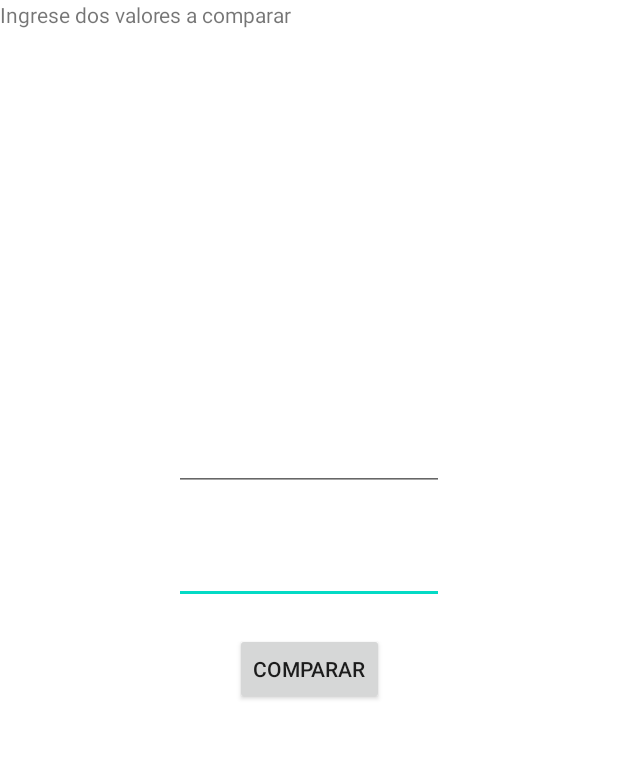
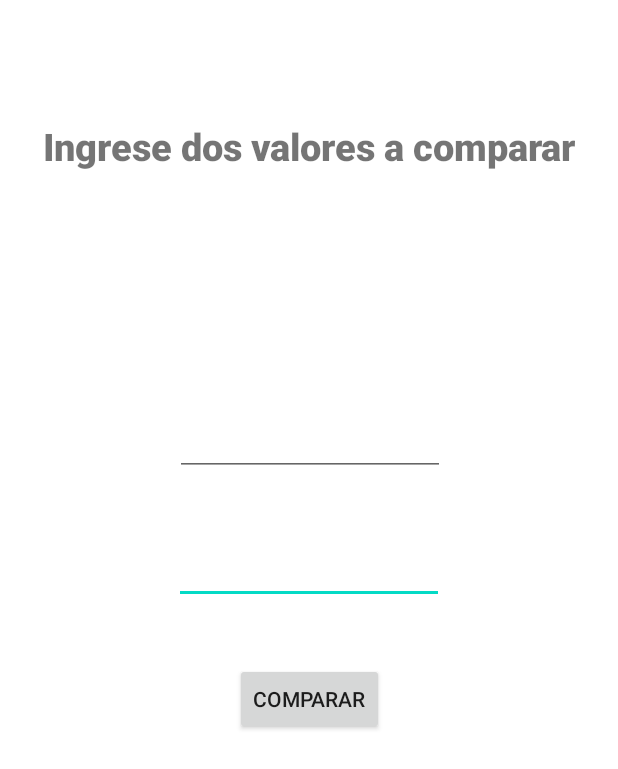
Before and after one commit to FMBanegas/proyectoArgProg, an Android app: the layout activity_main.xml on its own in the app's theme, with its tools: preview values and no code run, on a phone screen of 412 x 824 dp. Shown: the top 769 px of the screen. Run offline under Robolectric (Android 15) with nearby library versions, the phone set to English and light mode, and no system bars.

Commit message:
segundo commit

```diff
--- a/app/src/main/AndroidManifest.xml
+++ b/app/src/main/AndroidManifest.xml
@@ -12,7 +12,7 @@
         android:theme="@style/Theme.ProyectoFinalArgProg"
         tools:targetApi="31">
         <activity
-            android:name=".MainActivity"
+            android:name=".view.MainActivity"
             android:exported="true">
             <intent-filter>
                 <action android:name="android.intent.action.MAIN" />
--- a/app/src/main/java/com/proyectofinalargprog/model/Modelo.kt
+++ b/app/src/main/java/com/proyectofinalargprog/model/Modelo.kt
@@ -1,4 +1,4 @@
 package com.proyectofinalargprog.model
 
-class Modelo {
+data class Compare (var text1:String, var text2:String, resul:Boolean){
 }
--- a/app/src/main/res/layout/activity_main.xml
+++ b/app/src/main/res/layout/activity_main.xml
@@ -4,19 +4,21 @@
     xmlns:tools="http://schemas.android.com/tools"
     android:layout_width="match_parent"
     android:layout_height="match_parent"
-    tools:context=".MainActivity">
+    tools:context=".view.MainActivity">
+
 
     <TextView
-        android:layout_width="0dp"
-        android:layout_height="0dp"
-        app:layout_constraintBottom_toBottomOf="parent"
+        android:layout_width="wrap_content"
+        android:layout_height="wrap_content"
+        android:text="Ingrese dos valores a comparar"
+        android:textSize="25dp"
+        android:layout_marginTop="80dp"
+        android:fontFamily="sans-serif-black"
+
+
         app:layout_constraintEnd_toEndOf="parent"
         app:layout_constraintStart_toStartOf="parent"
-        app:layout_constraintTop_toTopOf="parent"
-
-
-        android:text="Ingrese dos valores a comparar"/>
-
+        app:layout_constraintTop_toTopOf="parent" />
 
     <androidx.appcompat.widget.AppCompatEditText
         android:id="@+id/texto2"
@@ -29,19 +31,18 @@
         app:layout_constraintStart_toStartOf="parent"
 
 
+        />
 
-
-        />
 
     <androidx.appcompat.widget.AppCompatEditText
         android:id="@+id/texto1"
         android:layout_width="180dp"
         android:layout_height="wrap_content"
-        android:layout_marginBottom="30dp"
+        android:layout_marginBottom="40dp"
         app:layout_constraintBottom_toTopOf="@+id/texto2"
         app:layout_constraintEnd_toEndOf="parent"
+        app:layout_constraintHorizontal_bias="0.502"
         app:layout_constraintStart_toStartOf="parent" />
-
 
     <androidx.appcompat.widget.AppCompatButton
         android:id="@+id/boton"
@@ -51,7 +52,9 @@
         app:layout_constraintEnd_toEndOf="parent"
 
         app:layout_constraintStart_toStartOf="parent"
-        app:layout_constraintTop_toBottomOf="@id/texto" />
+        app:layout_constraintTop_toBottomOf="@id/texto"
+         android:layout_marginTop="20dp"
+         />
 
     <TextView
         android:id="@+id/texto"
```
Also changed, not shown: app/src/main/java/com/proyectofinalargprog/view/MainActivity.kt (+6 -1 lines), app/src/main/java/com/proyectofinalargprog/viewmodel/VistaModelo.kt (+22 -1 lines).
